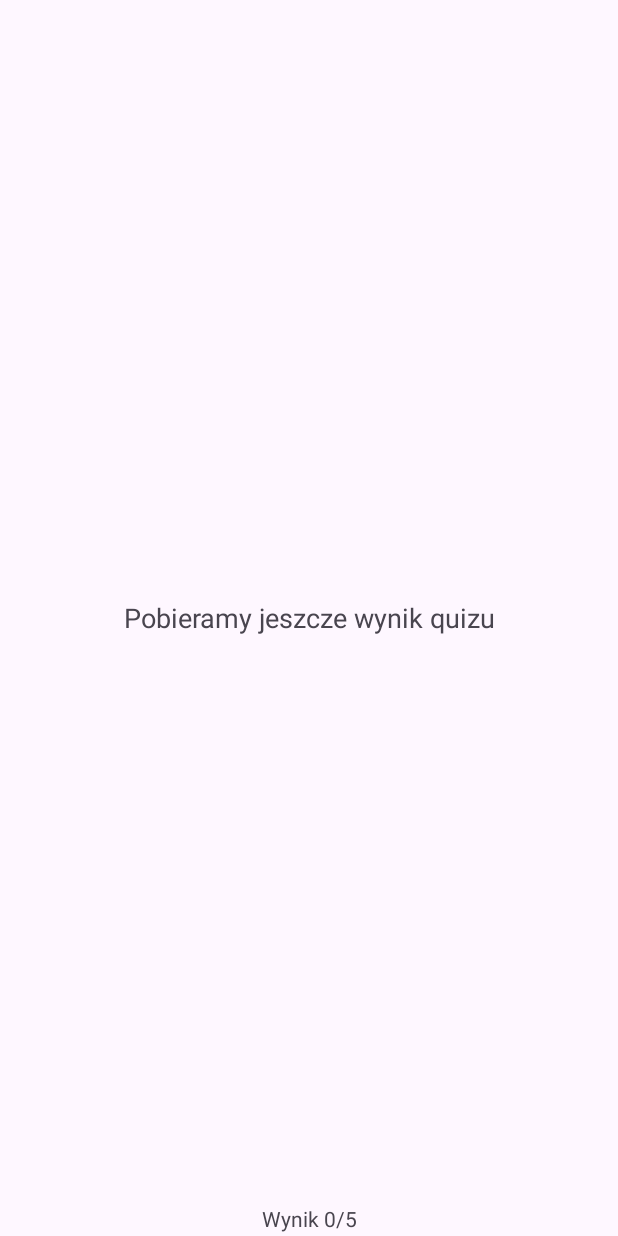
After one commit to bartoszK-zst/AndroidStudioMiniQuiz, an Android app: the fragment SummaryViewFragment placed in its activity, on a phone screen of 412 x 824 dp. The commit adds this screen. Run offline under Robolectric (Android 15) with nearby library versions, the phone set to English and light mode, and no system bars.

Commit message:
prawie działa

```diff
--- /dev/null
+++ b/app/src/main/java/com/example/miniquiz/SummaryViewFragment.java
@@ -0,0 +1,12 @@
+package com.example.miniquiz;
+
+import androidx.fragment.app.Fragment;
+
+public class SummaryViewFragment extends Fragment {
+
+    public SummaryViewFragment() {
+        super(R.layout.summary_view);
+    }
+
+
+}
--- /dev/null
+++ b/app/src/main/res/layout/summary_view.xml
@@ -0,0 +1,17 @@
+<?xml version="1.0" encoding="utf-8"?>
+<LinearLayout xmlns:android="http://schemas.android.com/apk/res/android"
+    android:layout_width="match_parent"
+    android:layout_height="match_parent"
+    android:orientation="vertical"
+    android:gravity="center"
+    android:padding="16dp">
+
+    <TextView
+        android:id="@+id/summaryTextView"
+        android:layout_width="match_parent"
+        android:layout_height="wrap_content"
+        android:textAppearance="?android:attr/textAppearanceMedium"
+        android:textAlignment="center"
+        android:text="@string/summary_text" />
+
+</LinearLayout>
--- a/app/src/main/res/values/strings.xml
+++ b/app/src/main/res/values/strings.xml
@@ -13,4 +13,7 @@
     <string name="author_text">Mini Quiz – Autor Bartosz Król</string>
 
     <string name="result_format">Wynik %1$d/%2$d</string>
+
+    <string name="summary_text">Pobieramy jeszcze wynik quizu</string>
+    <string name="summary_format">Koniec quizu! Twój wynik: X/5</string>
 </resources>
```
Also changed, not shown: app/src/main/java/com/example/miniquiz/AnswersViewFragment.java (+6 -4 lines), app/src/main/java/com/example/miniquiz/MainActivity.java (+15 -1 lines), app/src/main/java/com/example/miniquiz/QuizViewFragment.java (+11 -0 lines).
